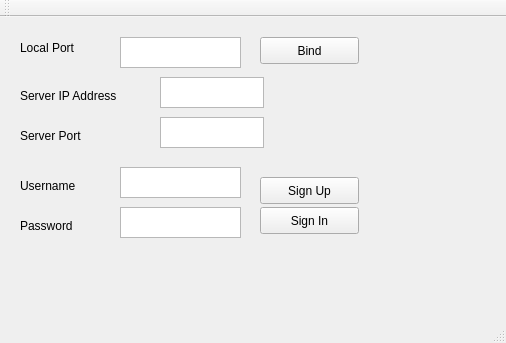
Above: Peer/mainwindow.ui from AmrGalal/Distributed-Image-Service before the change. Below: the same form after it.
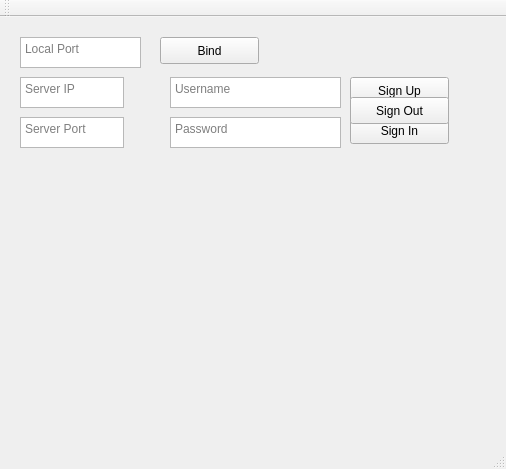
That is the form after the change.

The edit to the form file:
```diff
--- a/Peer/mainwindow.ui
+++ b/Peer/mainwindow.ui
@@ -7,7 +7,7 @@
     <x>0</x>
     <y>0</y>
     <width>506</width>
-    <height>343</height>
+    <height>469</height>
    </rect>
   </property>
   <property name="windowTitle">
@@ -17,8 +17,8 @@
    <widget class="QPushButton" name="sign_up_push_button">
     <property name="geometry">
      <rect>
-      <x>260</x>
-      <y>160</y>
+      <x>350</x>
+      <y>60</y>
       <width>99</width>
       <height>27</height>
      </rect>
@@ -30,8 +30,8 @@
    <widget class="QPushButton" name="sign_in_push_button">
     <property name="geometry">
      <rect>
-      <x>260</x>
-      <y>190</y>
+      <x>350</x>
+      <y>100</y>
       <width>99</width>
       <height>27</height>
      </rect>
@@ -43,40 +43,33 @@
    <widget class="QTextEdit" name="password_text_edit">
     <property name="geometry">
      <rect>
-      <x>120</x>
-      <y>190</y>
-      <width>121</width>
+      <x>170</x>
+      <y>100</y>
+      <width>171</width>
       <height>31</height>
      </rect>
     </property>
+    <property name="placeholderText">
+     <string>Password</string>
+    </property>
    </widget>
    <widget class="QTextEdit" name="local_port_text_edit">
     <property name="geometry">
      <rect>
-      <x>120</x>
+      <x>20</x>
       <y>20</y>
       <width>121</width>
       <height>31</height>
      </rect>
     </property>
-   </widget>
-   <widget class="QLabel" name="local_port_label">
-    <property name="geometry">
-     <rect>
-      <x>20</x>
-      <y>20</y>
-      <width>71</width>
-      <height>21</height>
-     </rect>
-    </property>
-    <property name="text">
+    <property name="placeholderText">
      <string>Local Port</string>
     </property>
    </widget>
    <widget class="QPushButton" name="bind_push_button">
     <property name="geometry">
      <rect>
-      <x>260</x>
+      <x>160</x>
       <y>20</y>
       <width>99</width>
       <height>27</height>
@@ -89,83 +82,53 @@
    <widget class="QTextEdit" name="username_text_edit">
     <property name="geometry">
      <rect>
-      <x>120</x>
-      <y>150</y>
-      <width>121</width>
+      <x>170</x>
+      <y>60</y>
+      <width>171</width>
       <height>31</height>
      </rect>
     </property>
-   </widget>
-   <widget class="QLabel" name="label">
-    <property name="geometry">
-     <rect>
-      <x>20</x>
-      <y>160</y>
-      <width>71</width>
-      <height>17</height>
-     </rect>
-    </property>
-    <property name="text">
+    <property name="placeholderText">
      <string>Username</string>
     </property>
    </widget>
-   <widget class="QLabel" name="label_2">
-    <property name="geometry">
-     <rect>
-      <x>20</x>
-      <y>200</y>
-      <width>67</width>
-      <height>17</height>
-     </rect>
-    </property>
-    <property name="text">
-     <string>Password</string>
-    </property>
-   </widget>
-   <widget class="QLabel" name="server_ip_address_label">
-    <property name="geometry">
-     <rect>
-      <x>20</x>
-      <y>70</y>
-      <width>131</width>
-      <height>17</height>
-     </rect>
-    </property>
-    <property name="text">
-     <string>Server IP Address</string>
-    </property>
-   </widget>
-   <widget class="QLabel" name="server_port_label">
-    <property name="geometry">
-     <rect>
-      <x>20</x>
-      <y>110</y>
-      <width>121</width>
-      <height>17</height>
-     </rect>
-    </property>
-    <property name="text">
-     <string>Server Port</string>
-    </property>
-   </widget>
    <widget class="QTextEdit" name="server_ip_address_text_edit">
     <property name="geometry">
      <rect>
-      <x>160</x>
+      <x>20</x>
       <y>60</y>
       <width>104</width>
       <height>31</height>
      </rect>
     </property>
+    <property name="placeholderText">
+     <string>Server IP</string>
+    </property>
    </widget>
    <widget class="QTextEdit" name="server_port_text_edit">
     <property name="geometry">
      <rect>
-      <x>160</x>
+      <x>20</x>
       <y>100</y>
       <width>104</width>
       <height>31</height>
      </rect>
+    </property>
+    <property name="placeholderText">
+     <string>Server Port</string>
+    </property>
+   </widget>
+   <widget class="QPushButton" name="sign_out_push_button">
+    <property name="geometry">
+     <rect>
+      <x>350</x>
+      <y>80</y>
+      <width>99</width>
+      <height>27</height>
+     </rect>
+    </property>
+    <property name="text">
+     <string>Sign Out</string>
     </property>
    </widget>
   </widget>
```
